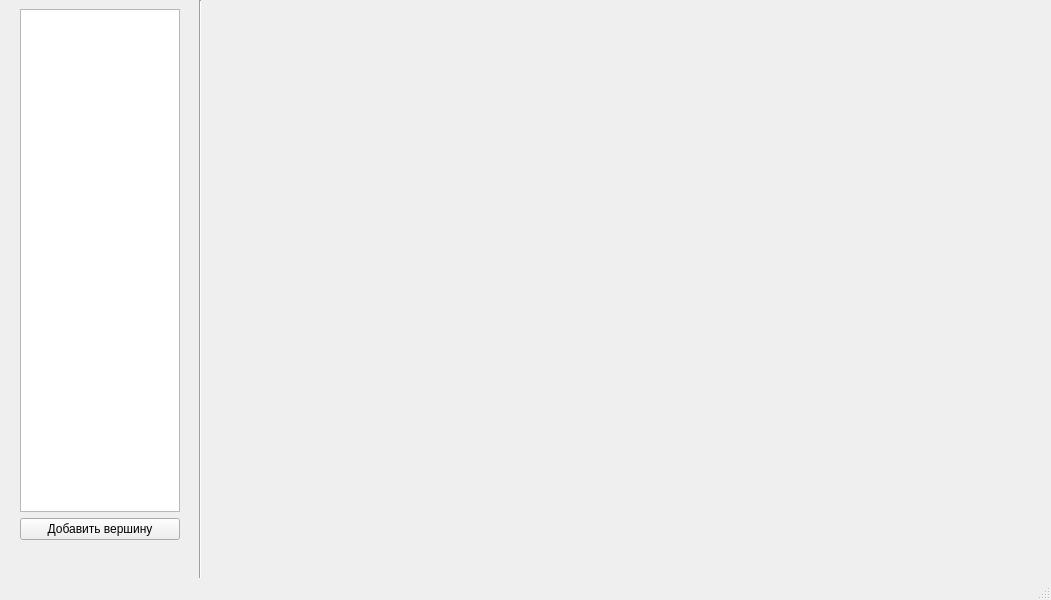
First picture: the form in mainwindow.ui, repository linaverde/tehpo, before the edit.
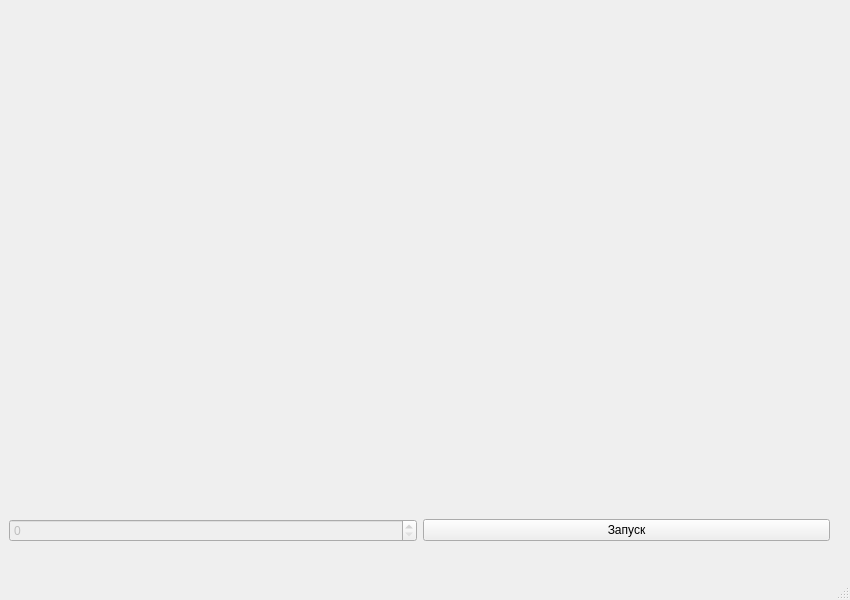
Second picture: the form after the edit.

Commit message: Truck class, problem with connection

What changed in the file:
```diff
--- a/mainwindow.ui
+++ b/mainwindow.ui
@@ -6,7 +6,7 @@
    <rect>
     <x>0</x>
     <y>0</y>
-    <width>1051</width>
+    <width>850</width>
     <height>600</height>
    </rect>
   </property>
@@ -17,44 +17,35 @@
    <widget class="QWidget" name="gridLayoutWidget">
     <property name="geometry">
      <rect>
-      <x>220</x>
+      <x>10</x>
       <y>10</y>
       <width>821</width>
-      <height>531</height>
+      <height>491</height>
      </rect>
     </property>
     <layout class="QGridLayout" name="gridLayout"/>
    </widget>
-   <widget class="Line" name="line">
+   <widget class="QWidget" name="horizontalLayoutWidget">
     <property name="geometry">
      <rect>
-      <x>190</x>
-      <y>0</y>
-      <width>20</width>
-      <height>581</height>
+      <x>9</x>
+      <y>510</y>
+      <width>821</width>
+      <height>41</height>
      </rect>
     </property>
-    <property name="orientation">
-     <enum>Qt::Vertical</enum>
-    </property>
-   </widget>
-   <widget class="QWidget" name="verticalLayoutWidget">
-    <property name="geometry">
-     <rect>
-      <x>20</x>
-      <y>9</y>
-      <width>160</width>
-      <height>531</height>
-     </rect>
-    </property>
-    <layout class="QVBoxLayout" name="verticalLayout">
+    <layout class="QHBoxLayout" name="horizontalLayout">
      <item>
-      <widget class="QListWidget" name="listWidget"/>
+      <widget class="QSpinBox" name="spinDate">
+       <property name="enabled">
+        <bool>false</bool>
+       </property>
+      </widget>
      </item>
      <item>
-      <widget class="QPushButton" name="addPointBtn">
+      <widget class="QPushButton" name="startBtn">
        <property name="text">
-        <string>Добавить вершину</string>
+        <string>Запуск</string>
        </property>
       </widget>
      </item>
```
Left out of the diff: 2 changed lines with no effect on the pictures. The commit also changes 13 other files.
